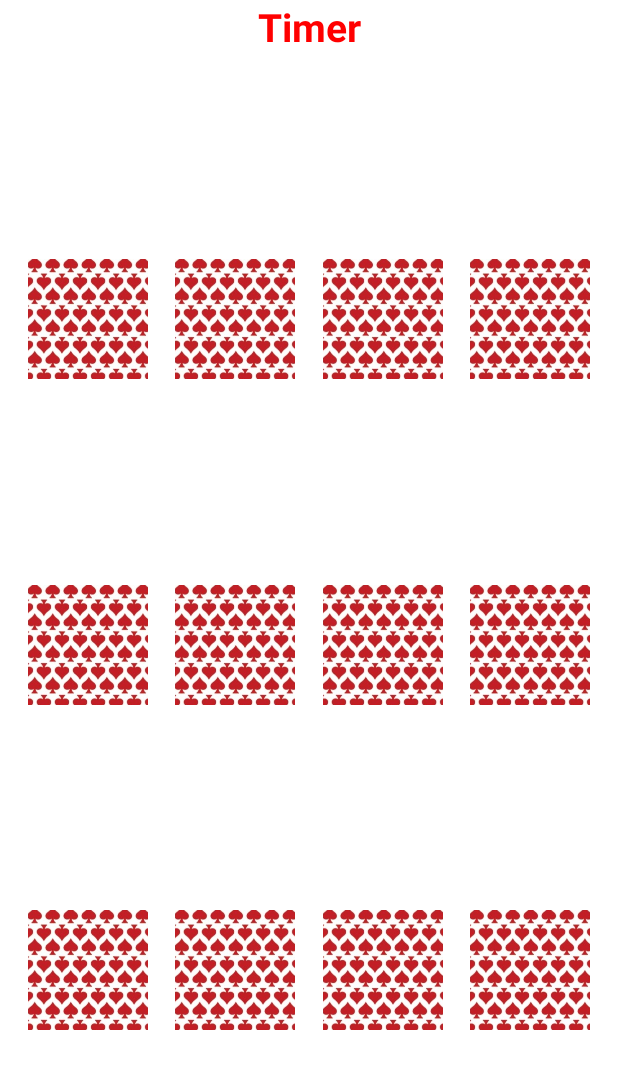
After one commit to hsm022/CS455_BabyMatch, an Android app: the layout fragment_medium.xml on its own in the app's theme, with its tools: preview values and no code run, on a phone screen of 412 x 824 dp. The commit adds this screen. Shown: the top 1069 px of the screen. Run offline under Robolectric (Android 15) with nearby library versions, the phone set to English and light mode, and no system bars.

Commit message:
Moved the time to fragment, added alert dialogs, removed redundant files, created easy and medium fragments.

```diff
--- /dev/null
+++ b/app/src/main/res/layout/fragment_medium.xml
@@ -0,0 +1,138 @@
+<?xml version="1.0" encoding="utf-8"?>
+<androidx.constraintlayout.widget.ConstraintLayout xmlns:android="http://schemas.android.com/apk/res/android"
+    xmlns:app="http://schemas.android.com/apk/res-auto"
+    xmlns:tools="http://schemas.android.com/tools"
+    android:layout_width="match_parent"
+    android:layout_height="match_parent"
+    tools:context=".EasyFragment">
+
+    <TextView
+        android:id="@+id/timer"
+        android:layout_width="match_parent"
+        android:layout_height="wrap_content"
+        android:gravity="center_horizontal"
+        android:text="Timer"
+        android:textAlignment="center"
+        android:textColor="@color/red"
+        android:textSize="26sp"
+        android:textStyle="bold"
+        app:layout_constraintTop_toTopOf="parent"
+        tools:layout_editor_absoluteX="-16dp" />
+
+    <ImageButton
+        android:id="@+id/imageButton1"
+        android:layout_width="80dp"
+        android:layout_height="80dp"
+        android:src="@drawable/card"
+        app:layout_constraintBottom_toTopOf="@+id/imageButton5"
+        app:layout_constraintEnd_toStartOf="@+id/imageButton2"
+        app:layout_constraintHorizontal_bias="0.5"
+        app:layout_constraintStart_toStartOf="parent"
+        app:layout_constraintTop_toBottomOf="@+id/timer" />
+
+    <ImageButton
+        android:id="@+id/imageButton2"
+        android:layout_width="80dp"
+        android:layout_height="80dp"
+        android:src="@drawable/card"
+        app:layout_constraintBottom_toTopOf="@+id/imageButton6"
+        app:layout_constraintEnd_toStartOf="@+id/imageButton3"
+        app:layout_constraintHorizontal_bias="0.5"
+        app:layout_constraintStart_toEndOf="@+id/imageButton1"
+        app:layout_constraintTop_toBottomOf="@+id/timer" />
+
+    <ImageButton
+        android:id="@+id/imageButton3"
+        android:layout_width="80dp"
+        android:layout_height="80dp"
+        android:src="@drawable/card"
+        app:layout_constraintBottom_toTopOf="@+id/imageButton7"
+        app:layout_constraintEnd_toStartOf="@+id/imageButton4"
+        app:layout_constraintHorizontal_bias="0.5"
+        app:layout_constraintStart_toEndOf="@+id/imageButton2"
+        app:layout_constraintTop_toBottomOf="@+id/timer" />
+
+    <ImageButton
+        android:id="@+id/imageButton4"
+        android:layout_width="80dp"
+        android:layout_height="80dp"
+        android:src="@drawable/card"
+        app:layout_constraintBottom_toTopOf="@+id/imageButton8"
+        app:layout_constraintEnd_toEndOf="parent"
+        app:layout_constraintHorizontal_bias="0.5"
+        app:layout_constraintStart_toEndOf="@+id/imageButton3"
+        app:layout_constraintTop_toBottomOf="@+id/timer" />
+
+    <ImageButton
+        android:id="@+id/imageButton5"
+        android:layout_width="80dp"
+        android:layout_height="80dp"
+        android:src="@drawable/card"
+        app:layout_constraintBottom_toTopOf="@+id/imageButton9"
+        app:layout_constraintStart_toStartOf="@+id/imageButton1"
+        app:layout_constraintTop_toBottomOf="@+id/imageButton1" />
+
+    <ImageButton
+        android:id="@+id/imageButton6"
+        android:layout_width="80dp"
+        android:layout_height="80dp"
+        android:src="@drawable/card"
+        app:layout_constraintBottom_toTopOf="@+id/imageButton10"
+        app:layout_constraintStart_toStartOf="@+id/imageButton2"
+        app:layout_constraintTop_toBottomOf="@+id/imageButton2" />
+
+    <ImageButton
+        android:id="@+id/imageButton7"
+        android:layout_width="80dp"
+        android:layout_height="80dp"
+        android:src="@drawable/card"
+        app:layout_constraintBottom_toTopOf="@+id/imageButton11"
+        app:layout_constraintStart_toStartOf="@+id/imageButton3"
+        app:layout_constraintTop_toBottomOf="@+id/imageButton3" />
+
+    <ImageButton
+        android:id="@+id/imageButton8"
+        android:layout_width="80dp"
+        android:layout_height="80dp"
+        android:src="@drawable/card"
+        app:layout_constraintBottom_toTopOf="@+id/imageButton12"
+        app:layout_constraintStart_toStartOf="@+id/imageButton4"
+        app:layout_constraintTop_toBottomOf="@+id/imageButton4" />
+
+    <ImageButton
+        android:id="@+id/imageButton9"
+        android:layout_width="80dp"
+        android:layout_height="80dp"
+        android:src="@drawable/card"
+        app:layout_constraintBottom_toBottomOf="parent"
+        app:layout_constraintStart_toStartOf="@+id/imageButton1"
+        app:layout_constraintTop_toBottomOf="@+id/imageButton5" />
+
+    <ImageButton
+        android:id="@+id/imageButton10"
+        android:layout_width="80dp"
+        android:layout_height="80dp"
+        android:src="@drawable/card"
+        app:layout_constraintBottom_toBottomOf="parent"
+        app:layout_constraintStart_toStartOf="@+id/imageButton2"
+        app:layout_constraintTop_toBottomOf="@+id/imageButton6" />
+
+    <ImageButton
+        android:id="@+id/imageButton11"
+        android:layout_width="80dp"
+        android:layout_height="80dp"
+        android:src="@drawable/card"
+        app:layout_constraintBottom_toBottomOf="parent"
+        app:layout_constraintStart_toStartOf="@+id/imageButton7"
+        app:layout_constraintTop_toBottomOf="@+id/imageButton7" />
+
+    <ImageButton
+        android:id="@+id/imageButton12"
+        android:layout_width="80dp"
+        android:layout_height="80dp"
+        android:src="@drawable/card"
+        app:layout_constraintBottom_toBottomOf="parent"
+        app:layout_constraintStart_toStartOf="@+id/imageButton8"
+        app:layout_constraintTop_toBottomOf="@+id/imageButton8" />
+
+</androidx.constraintlayout.widget.ConstraintLayout>
```
Also changed, not shown: app/src/main/java/com/example/babymatch/EasyFragment.kt (renamed from app/src/main/java/com/example/babymatch/FirstFragment.kt, +65 -19 lines), app/src/main/java/com/example/babymatch/MediumFragment.kt (added, +196 -0 lines), app/src/main/java/com/example/babymatch/PlayActivity.kt (+18 -32 lines), app/src/main/java/com/example/babymatch/TimeUpFragment.kt (deleted, +0 -22 lines), app/src/main/res/layout/activity_play.xml (+1 -15 lines), app/src/main/res/layout/fragment_easy.xml (renamed from app/src/main/res/layout/fragment_first.xml, +25 -34 lines), app/src/main/res/layout/fragment_time_up.xml (deleted, +0 -22 lines).
